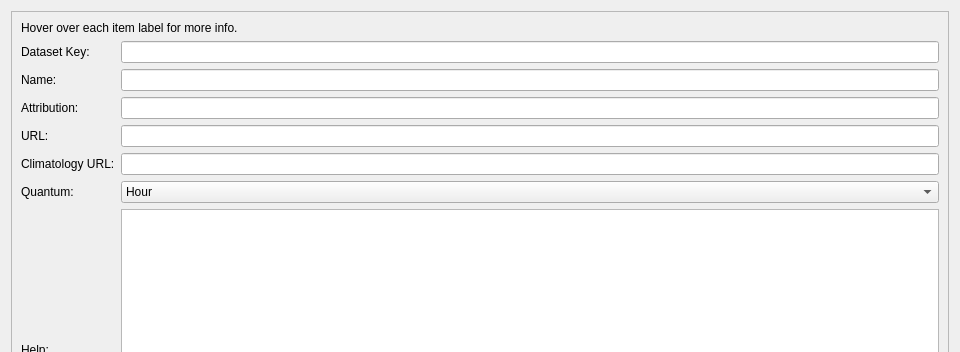
Qt form Config_Tool/datasetview.ui (DFO-Ocean-Navigator/Navigator2Go) before a commit; both pictures show x 0 to 960 and y 0 to 352 of the 960 by 540 pixel window.
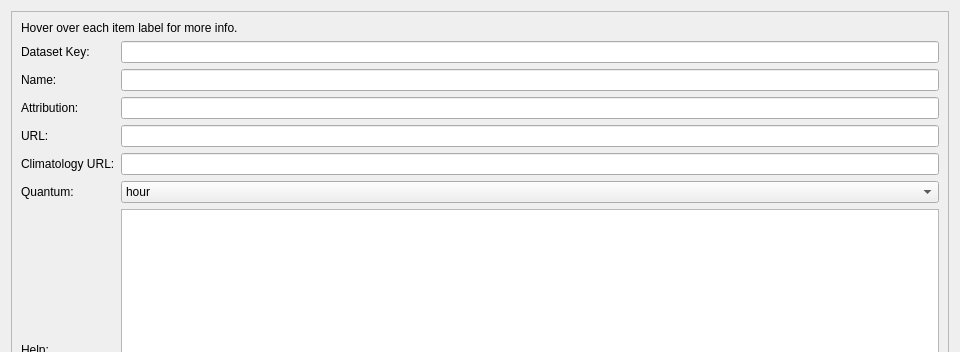
The same form after that commit.

```diff
--- a/Config_Tool/datasetview.ui
+++ b/Config_Tool/datasetview.ui
@@ -149,7 +149,7 @@
              </property>
              <item>
               <property name="text">
-               <string>Hour</string>
+               <string>hour</string>
               </property>
              </item>
              <item>
```
Left out of the diff: 4 changed lines with no effect on the pictures.
